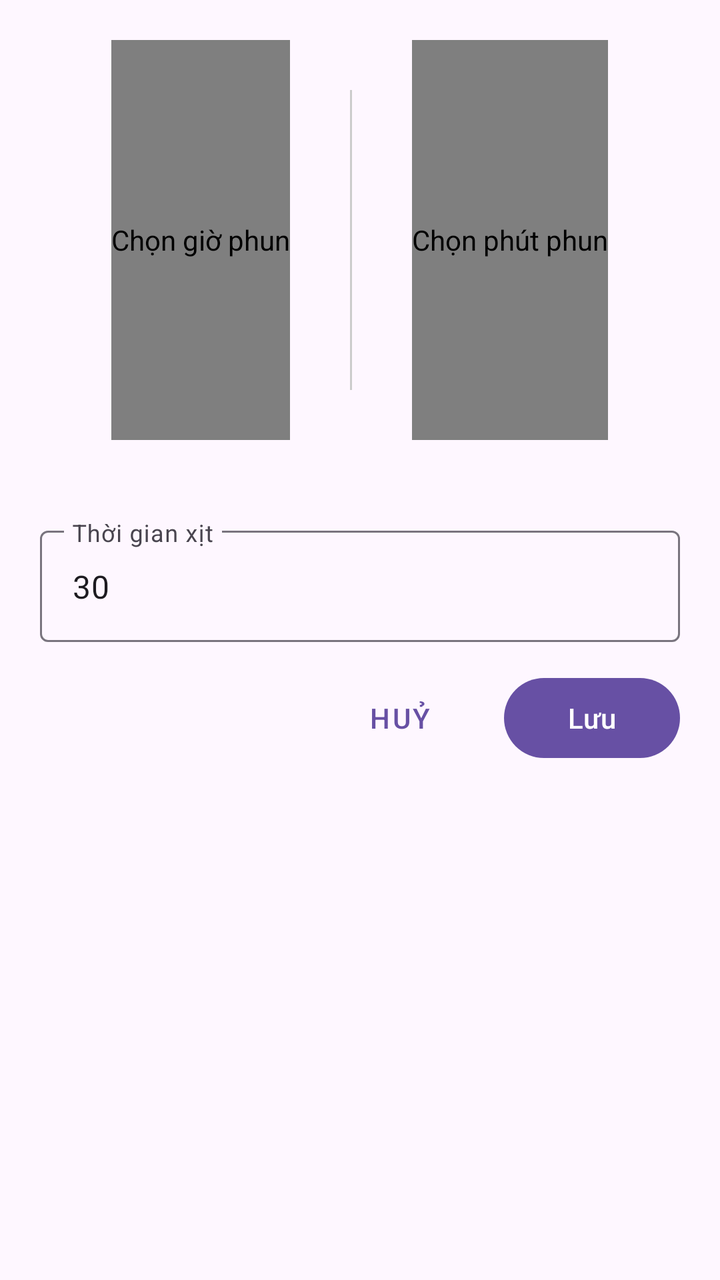
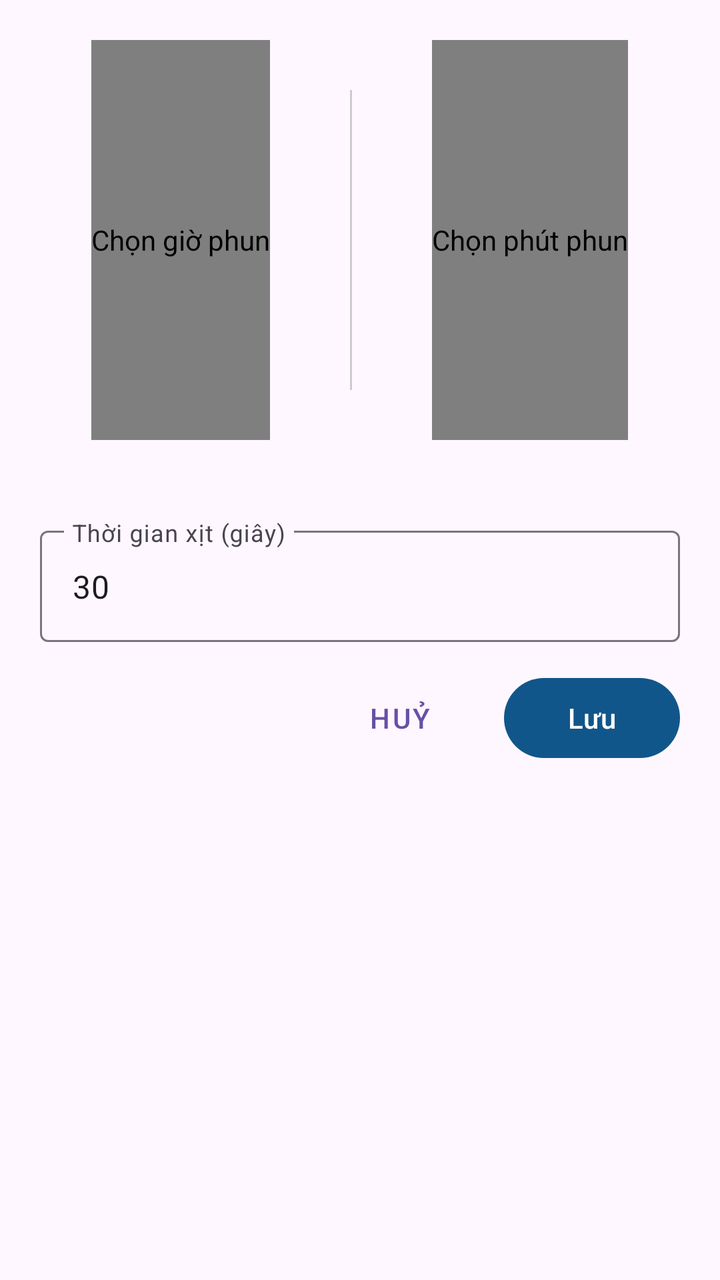

The first picture is an Android layout as it rendered before a commit; the second is the same layout after the commit. The layout source and the unified diff follow.
<!-- AndroidManifest.xml: application theme Theme.RoomFreshener -->
<!-- res/layout/dialog_edit_task.xml -->
<?xml version="1.0" encoding="utf-8"?>
<LinearLayout xmlns:android="http://schemas.android.com/apk/res/android"
    android:layout_width="match_parent"
    android:layout_height="wrap_content"
    xmlns:app="http://schemas.android.com/apk/res-auto"
    android:layout_margin="20dp"
    android:paddingTop="20dp"
    android:paddingStart="20dp"
    android:paddingEnd="20dp"
    android:paddingBottom="0dp">

    <LinearLayout
        android:layout_width="match_parent"
        android:layout_height="wrap_content"
        android:orientation="vertical"
        android:paddingBottom="12dp">

        <LinearLayout
            android:layout_width="match_parent"
            android:layout_height="200dp"
            android:layout_marginBottom="10dp">

            <View
                android:layout_width="0dp"
                android:layout_height="wrap_content"
                android:layout_weight="1" />

            <com.shawnlin.numberpicker.NumberPicker
                android:id="@+id/number_picker_hour"
                android:layout_width="wrap_content"
                android:layout_height="match_parent"
                android:layout_gravity="center"
                android:contentDescription="Chọn giờ phun"
                app:np_dividerColor="@android:color/transparent"

                app:np_max="23"
                app:np_min="0"
                app:np_selectedTextSize="40dp"
                app:np_textColor="@color/black"
                app:np_textSize="35dp"
                app:np_wheelItemCount="3" />

            <View
                android:layout_width="1dp"
                android:layout_height="150dp"
                android:layout_marginStart="30dp"
                android:layout_marginTop="25dp"
                android:layout_marginEnd="30dp"

                android:background="#cccccc" />

            <com.shawnlin.numberpicker.NumberPicker
                android:id="@+id/number_picker_minute"
                android:layout_width="wrap_content"
                android:layout_height="match_parent"
                android:layout_gravity="center"
                android:contentDescription="Chọn phút phun"
                app:np_dividerColor="@android:color/transparent"
                app:np_max="59"
                app:np_min="0"
                app:np_selectedTextSize="40dp"
                app:np_textColor="@color/black"
                app:np_textSize="35dp"
                app:np_wheelItemCount="3" />

            <View
                android:layout_width="0dp"
                android:layout_height="wrap_content"
                android:layout_weight="1" />

        </LinearLayout>

        <LinearLayout
            android:id="@+id/task_days_holder"
            android:layout_width="match_parent"
            android:layout_height="wrap_content"
            android:layout_marginTop="10dp"
            android:gravity="center_horizontal"
            android:orientation="horizontal" />


        <com.google.android.material.textfield.TextInputLayout
            android:id="@+id/inputNumberLayout"
            android:layout_width="match_parent"
            android:layout_height="wrap_content"
            android:layout_marginTop="20dp"
            android:hint="Thời gian xịt">

            <com.google.android.material.textfield.TextInputEditText
                android:id="@+id/inputNumber"
                android:layout_width="match_parent"
                android:layout_height="wrap_content"
                android:maxLines="1"
                android:inputType="number"
                android:digits="0123456789"
                android:text="30" />
        </com.google.android.material.textfield.TextInputLayout>

        <LinearLayout
            android:layout_width="match_parent"
            android:layout_height="wrap_content"
            android:layout_marginTop="14dp"
            android:gravity="end"
            android:orientation="horizontal">

            <com.google.android.material.button.MaterialButton
                android:id="@+id/btnCancel"
                style="@style/Widget.MaterialComponents.Button.TextButton"
                android:layout_width="wrap_content"
                android:layout_height="wrap_content"
                android:text="Huỷ" />

            <com.google.android.material.button.MaterialButton
                android:id="@+id/btnSave"
                android:layout_width="wrap_content"
                android:layout_height="wrap_content"
                android:layout_marginStart="8dp"

                android:text="Lưu" />
        </LinearLayout>
    </LinearLayout>
</LinearLayout>
<!-- resources referenced by this layout -->
<resources>
  <color name="black">#FF000000</color>
  <style name="Theme.RoomFreshener" parent="Base.Theme.RoomFreshener" />
  <style name="Base.Theme.RoomFreshener" parent="Theme.Material3.DayNight.NoActionBar">
          
          
      </style>
</resources>

<!-- the commit's change to res/layout/dialog_edit_task.xml (unified diff, before → after) -->
@@ -3,7 +3,7 @@
     android:layout_width="match_parent"
     android:layout_height="wrap_content"
     xmlns:app="http://schemas.android.com/apk/res-auto"
-    android:layout_margin="20dp"
+    android:layout_marginHorizontal="40dp"
     android:paddingTop="20dp"
     android:paddingStart="20dp"
     android:paddingEnd="20dp"
@@ -32,21 +32,20 @@
                 android:layout_gravity="center"
                 android:contentDescription="Chọn giờ phun"
                 app:np_dividerColor="@android:color/transparent"
-
                 app:np_max="23"
                 app:np_min="0"
                 app:np_selectedTextSize="40dp"
-                app:np_textColor="@color/black"
+                app:np_textColor="#BDBDBD"
+                app:np_selectedTextColor="@color/black"
                 app:np_textSize="35dp"
                 app:np_wheelItemCount="3" />
 
             <View
                 android:layout_width="1dp"
                 android:layout_height="150dp"
-                android:layout_marginStart="30dp"
+                android:layout_marginStart="40dp"
                 android:layout_marginTop="25dp"
-                android:layout_marginEnd="30dp"
-
+                android:layout_marginEnd="40dp"
                 android:background="#cccccc" />
 
             <com.shawnlin.numberpicker.NumberPicker
@@ -59,7 +58,8 @@
                 app:np_max="59"
                 app:np_min="0"
                 app:np_selectedTextSize="40dp"
-                app:np_textColor="@color/black"
+                app:np_textColor="#BDBDBD"
+                app:np_selectedTextColor="@color/black"
                 app:np_textSize="35dp"
                 app:np_wheelItemCount="3" />
 
@@ -84,7 +84,7 @@
             android:layout_width="match_parent"
             android:layout_height="wrap_content"
             android:layout_marginTop="20dp"
-            android:hint="Thời gian xịt">
+            android:hint="Thời gian xịt (giây)">
 
             <com.google.android.material.textfield.TextInputEditText
                 android:id="@+id/inputNumber"
@@ -104,11 +104,26 @@
             android:orientation="horizontal">
 
             <com.google.android.material.button.MaterialButton
+                android:id="@+id/btnDelete"
+                style="@style/Widget.MaterialComponents.Button.TextButton"
+                android:layout_width="wrap_content"
+                android:layout_height="wrap_content"
+                android:text="Xóa"
+                android:visibility="gone"
+                android:textColor="#FF5890" />
+
+            <View
+                android:layout_width="0dp"
+                android:layout_height="0dp"
+                android:layout_weight="1" />
+
+            <com.google.android.material.button.MaterialButton
                 android:id="@+id/btnCancel"
                 style="@style/Widget.MaterialComponents.Button.TextButton"
                 android:layout_width="wrap_content"
                 android:layout_height="wrap_content"
-                android:text="Huỷ" />
+                android:text="Huỷ"
+                android:textColorLink="#200059" />
 
             <com.google.android.material.button.MaterialButton
                 android:id="@+id/btnSave"
@@ -116,7 +131,8 @@
                 android:layout_height="wrap_content"
                 android:layout_marginStart="8dp"
 
-                android:text="Lưu" />
+                android:text="Lưu"
+                app:backgroundTint="#11568A" />
         </LinearLayout>
     </LinearLayout>
 </LinearLayout>
